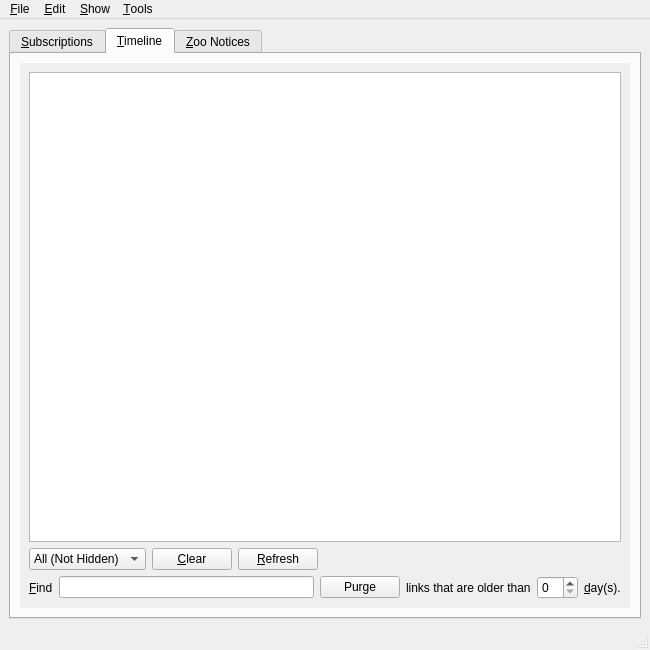
Above: branches/trunk/UI/spot-on-rss.ui from textbrowser/spot-on before the change. Below: the same form after it.
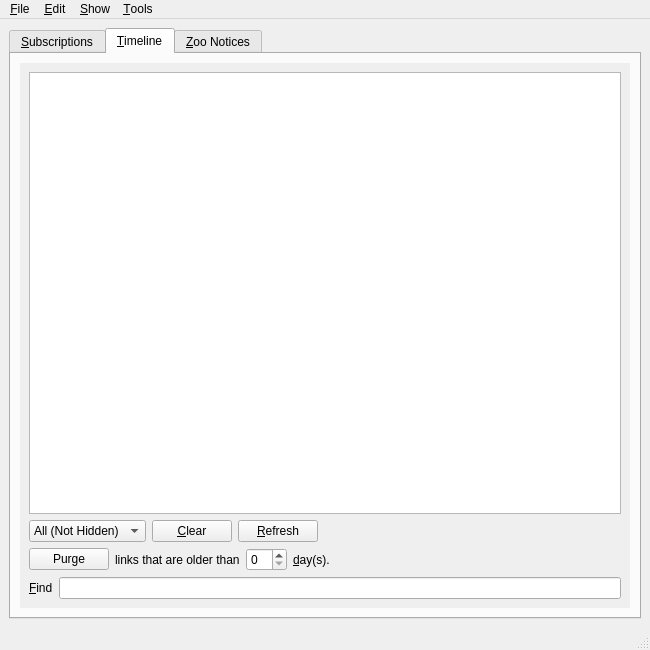
That is the form after the change. The open tabs and pages were chosen to show the change. Icons and pictures are not drawn. Custom widgets are drawn as their Qt base class.

Commit message: Optional notices.

What changed in the file:
```diff
--- a/branches/trunk/UI/spot-on-rss.ui
+++ b/branches/trunk/UI/spot-on-rss.ui
@@ -580,24 +580,7 @@
              </layout>
             </item>
             <item>
-             <layout class="QHBoxLayout" name="horizontalLayout_6">
-              <item>
-               <widget class="QLabel" name="label_4">
-                <property name="text">
-                 <string>&amp;Find</string>
-                </property>
-                <property name="buddy">
-                 <cstring>find</cstring>
-                </property>
-               </widget>
-              </item>
-              <item>
-               <widget class="QLineEdit" name="find">
-                <property name="toolTip">
-                 <string>Please press the Enter key after providing the search text.</string>
-                </property>
-               </widget>
-              </item>
+             <layout class="QHBoxLayout" name="horizontalLayout_9">
               <item>
                <widget class="QPushButton" name="purge">
                 <property name="text">
@@ -632,6 +615,40 @@
                 </property>
                </widget>
               </item>
+              <item>
+               <spacer name="horizontalSpacer_7">
+                <property name="orientation">
+                 <enum>Qt::Horizontal</enum>
+                </property>
+                <property name="sizeHint" stdset="0">
+                 <size>
+                  <width>40</width>
+                  <height>20</height>
+                 </size>
+                </property>
+               </spacer>
+              </item>
+             </layout>
+            </item>
+            <item>
+             <layout class="QHBoxLayout" name="horizontalLayout_6">
+              <item>
+               <widget class="QLabel" name="label_4">
+                <property name="text">
+                 <string>&amp;Find</string>
+                </property>
+                <property name="buddy">
+                 <cstring>find</cstring>
+                </property>
+               </widget>
+              </item>
+              <item>
+               <widget class="QLineEdit" name="find">
+                <property name="toolTip">
+                 <string>Please press the Enter key after providing the search text.</string>
+                </property>
+               </widget>
+              </item>
              </layout>
             </item>
            </layout>
```
Left out of the diff: 2 changed lines with no effect on the pictures. The commit also changes 2 other files.
